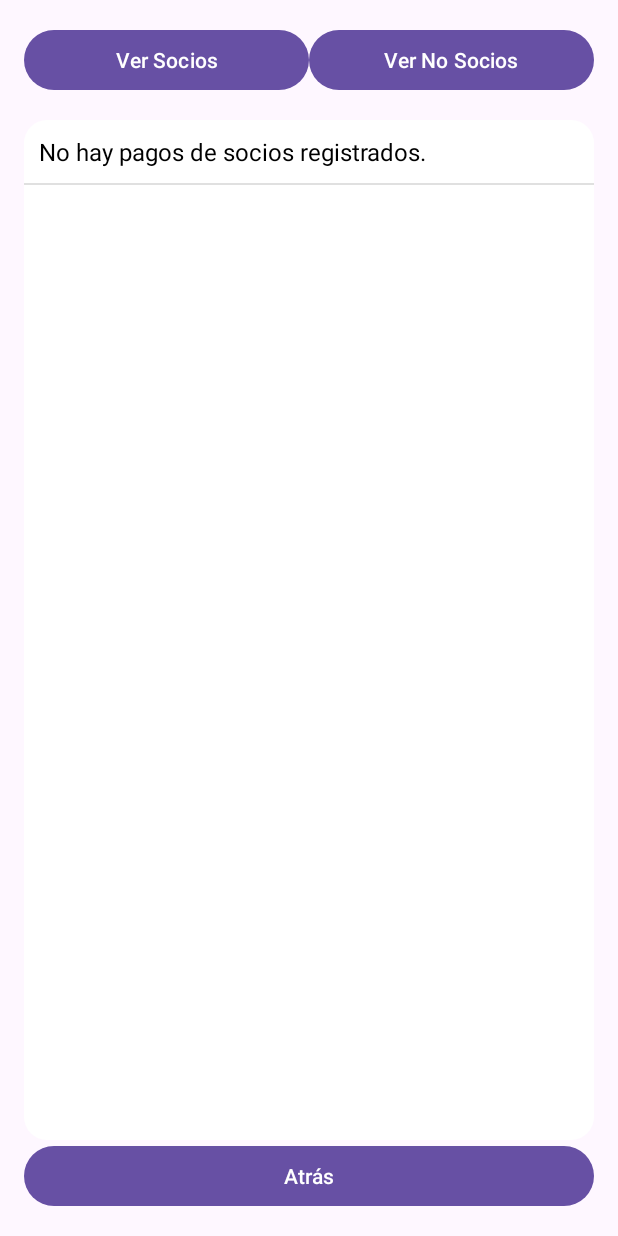
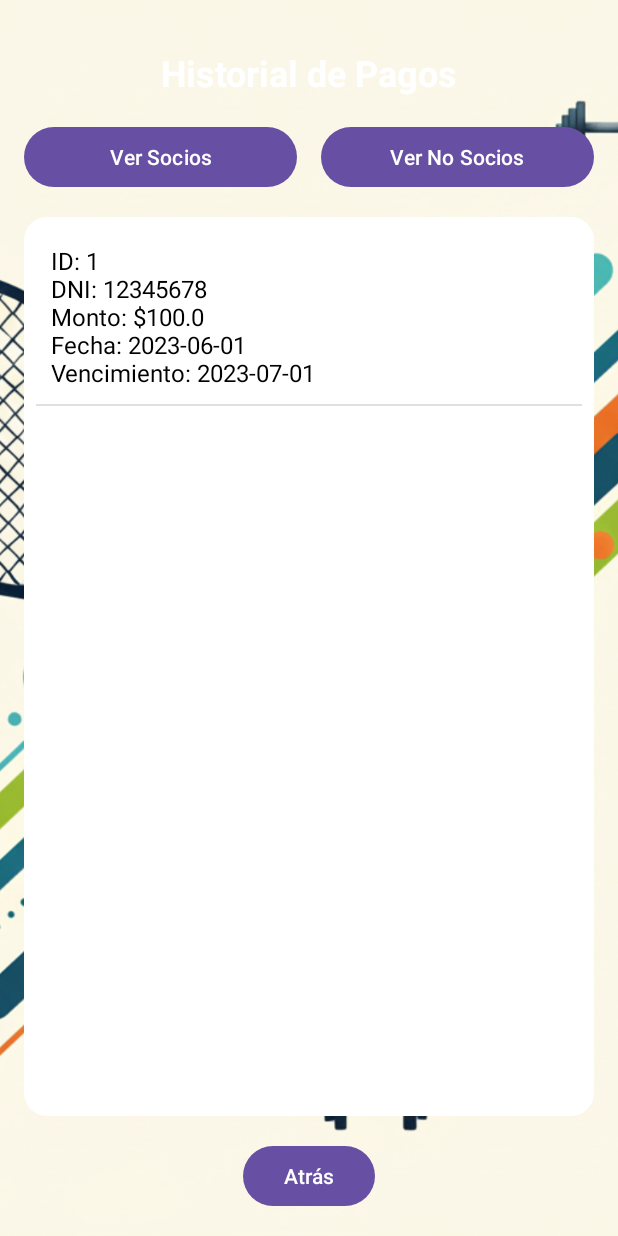
Before and after one commit to NicolasRolon/Club_Deportivo_DAM, an Android app: the PagosActivity screen opened directly, with no data from a screen before it, on a phone screen of 412 x 824 dp. Run offline under Robolectric (Android 15) with nearby library versions, the light colour scheme and no system bars.

Commit message:
feat: Generar carnet de socio en PDF
- Se agrega la funcionalidad para generar un carnet en formato PDF al registrar un nuevo socio.
- Creado el layout `carnet_layout.xml` para el diseño del carnet.
- Añadida la clase `PdfGenerator` para manejar la creación del archivo PDF.
- Se solicitan permisos de escritura en el `AndroidManifest`.
- Insertados datos de prueba para un socio y una cuota en la base de datos.
- Actualizada la interfaz de pagos.

```diff
--- a/app/src/main/AndroidManifest.xml
+++ b/app/src/main/AndroidManifest.xml
@@ -1,6 +1,9 @@
 <?xml version="1.0" encoding="utf-8"?>
 <manifest xmlns:android="http://schemas.android.com/apk/res/android"
     xmlns:tools="http://schemas.android.com/tools">
+
+    <!-- Permiso para escribir en el almacenamiento externo (necesario para versiones antiguas de Android) -->
+    <uses-permission android:name="android.permission.WRITE_EXTERNAL_STORAGE" />
 
     <application
         android:allowBackup="true"
--- a/app/src/main/java/com/example/club_deportivo_dam/AdminSQLiteOpenHelper.kt
+++ b/app/src/main/java/com/example/club_deportivo_dam/AdminSQLiteOpenHelper.kt
@@ -17,7 +17,7 @@ data class PagoSocio(val id: Int, val dni: Long, val monto: Double, val fecha: S
 class AdminSQLiteOpenHelper(context: Context, name: String, factory: SQLiteDatabase.CursorFactory?, version: Int) : SQLiteOpenHelper(context, name, factory, version) {
 
     companion object {
-        const val DATABASE_VERSION = 6 // Versión actualizada
+        const val DATABASE_VERSION = 7 // Versión actualizada
         const val DATABASE_NAME = "club_deportivo.db"
     }
 
@@ -29,6 +29,8 @@ class AdminSQLiteOpenHelper(context: Context, name: String, factory: SQLiteDatab
         db.execSQL("CREATE TABLE noSocio(dni INTEGER PRIMARY KEY, nombre TEXT, apellido TEXT, mail TEXT)")
         db.execSQL("CREATE TABLE cuota(cuota_id INTEGER PRIMARY KEY AUTOINCREMENT, socio_dni INTEGER, monto REAL, fecha_pago TEXT, fecha_vencimiento TEXT, FOREIGN KEY(socio_dni) REFERENCES socios(dni))")
         db.execSQL("CREATE TABLE pago(pago_id INTEGER PRIMARY KEY AUTOINCREMENT, nosocio_dni INTEGER, monto REAL, fecha_pago TEXT, FOREIGN KEY(nosocio_dni) REFERENCES noSocio(dni))")
+        db.execSQL("INSERT INTO socios (dni, nombre, apellido, mail) VALUES (12345678, 'Juan', 'Pérez', 'juanperez12@gmail.com')")
+        db.execSQL("INSERT INTO cuota (socio_dni, monto, fecha_pago, fecha_vencimiento) VALUES (12345678, 100.0, '2023-06-01', '2023-07-01')")
 
         val values = ContentValues()
         values.put("user", "admin")
--- a/app/src/main/res/layout/activity_pagos.xml
+++ b/app/src/main/res/layout/activity_pagos.xml
@@ -1,21 +1,53 @@
 <?xml version="1.0" encoding="utf-8"?>
-<LinearLayout xmlns:android="http://schemas.android.com/apk/res/android"
+<androidx.constraintlayout.widget.ConstraintLayout xmlns:android="http://schemas.android.com/apk/res/android"
+    xmlns:app="http://schemas.android.com/apk/res-auto"
     xmlns:tools="http://schemas.android.com/tools"
     android:layout_width="match_parent"
     android:layout_height="match_parent"
-    android:orientation="vertical"
-    android:padding="16dp"
     tools:context=".PagosActivity">
 
+    <ImageView
+        android:id="@+id/backgroundImageView"
+        android:layout_width="0dp"
+        android:layout_height="0dp"
+        android:scaleType="centerCrop"
+        android:src="@drawable/fondo_aplicacion_clubdeportivo"
+        app:layout_constraintBottom_toBottomOf="parent"
+        app:layout_constraintEnd_toEndOf="parent"
+        app:layout_constraintStart_toStartOf="parent"
+        app:layout_constraintTop_toTopOf="parent"
+        tools:ignore="ContentDescription" />
+
+    <TextView
+        android:id="@+id/tvTituloPagos"
+        android:layout_width="wrap_content"
+        android:layout_height="wrap_content"
+        android:layout_marginTop="32dp"
+        android:text="Historial de Pagos"
+        android:textColor="@android:color/white"
+        android:textSize="24sp"
+        android:textStyle="bold"
+        app:layout_constraintEnd_toEndOf="parent"
+        app:layout_constraintStart_toStartOf="parent"
+        app:layout_constraintTop_toTopOf="parent" />
+
     <LinearLayout
-        android:layout_width="match_parent"
+        android:id="@+id/buttonContainer"
+        android:layout_width="0dp"
         android:layout_height="wrap_content"
-        android:orientation="horizontal">
+        android:layout_marginStart="16dp"
+        android:layout_marginTop="16dp"
+        android:layout_marginEnd="16dp"
+        android:orientation="horizontal"
+        app:layout_constraintEnd_toEndOf="parent"
+        app:layout_constraintStart_toStartOf="parent"
+        app:layout_constraintTop_toBottomOf="@+id/tvTituloPagos">
 
         <Button
             android:id="@+id/btnVerSocios"
             android:layout_width="0dp"
             android:layout_height="wrap_content"
+            android:layout_marginEnd="8dp"
             android:layout_weight="1"
             android:text="Ver Socios" />
 
@@ -23,22 +55,34 @@
             android:id="@+id/btnVerNoSocios"
             android:layout_width="0dp"
             android:layout_height="wrap_content"
+            android:layout_marginStart="8dp"
             android:layout_weight="1"
             android:text="Ver No Socios" />
     </LinearLayout>
 
     <ListView
         android:id="@+id/lvPagos"
-        android:layout_width="match_parent"
+        android:layout_width="0dp"
         android:layout_height="0dp"
-        android:layout_weight="1"
+        android:layout_marginStart="16dp"
         android:layout_marginTop="16dp"
-        android:background="@drawable/list_background_white" />
+        android:layout_marginEnd="16dp"
+        android:layout_marginBottom="16dp"
+        android:background="@drawable/list_background_white"
+        android:padding="8dp"
+        app:layout_constraintBottom_toTopOf="@+id/btnAtras"
+        app:layout_constraintEnd_toEndOf="parent"
+        app:layout_constraintStart_toStartOf="parent"
+        app:layout_constraintTop_toBottomOf="@+id/buttonContainer" />
 
     <Button
         android:id="@+id/btnAtras"
-        android:layout_width="match_parent"
+        android:layout_width="wrap_content"
         android:layout_height="wrap_content"
-        android:text="Atrás" />
+        android:layout_marginBottom="16dp"
+        android:text="Atrás"
+        app:layout_constraintBottom_toBottomOf="parent"
+        app:layout_constraintEnd_toEndOf="parent"
+        app:layout_constraintStart_toStartOf="parent" />
 
-</LinearLayout>
+</androidx.constraintlayout.widget.ConstraintLayout>
```
Also changed, not shown: app/src/main/java/com/example/club_deportivo_dam/AgregarCliente.kt (+9 -2 lines), app/src/main/java/com/example/club_deportivo_dam/PdfGenerator.kt (added, +112 -0 lines), app/src/main/res/layout/carnet_layout.xml (added, +79 -0 lines).
